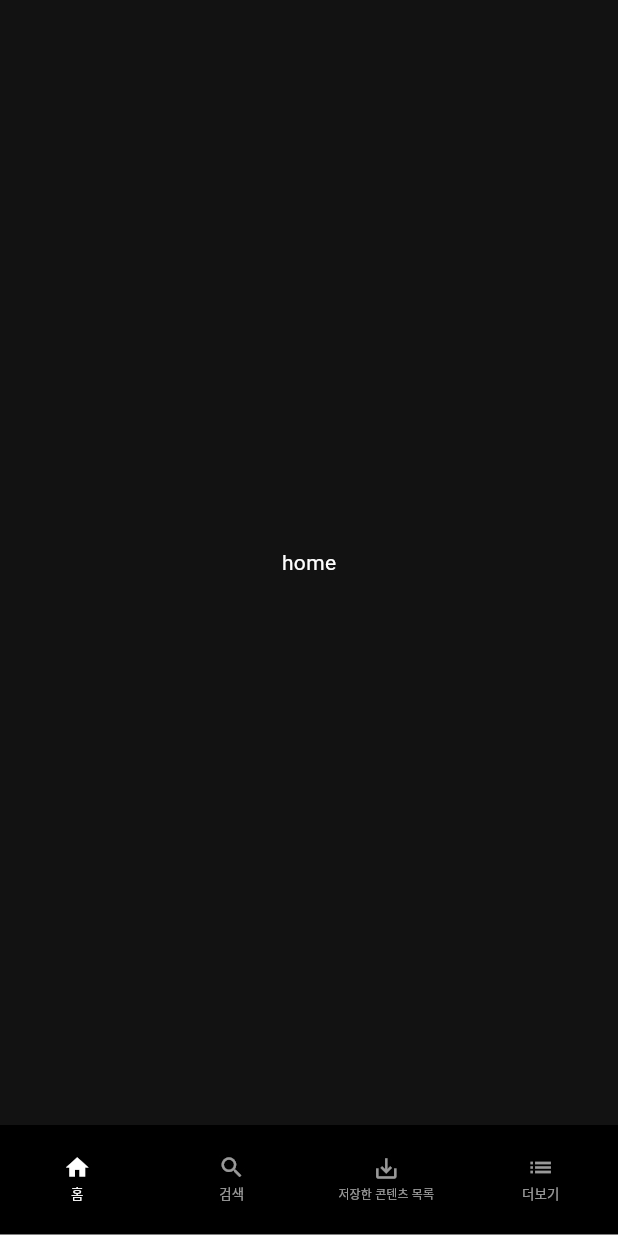
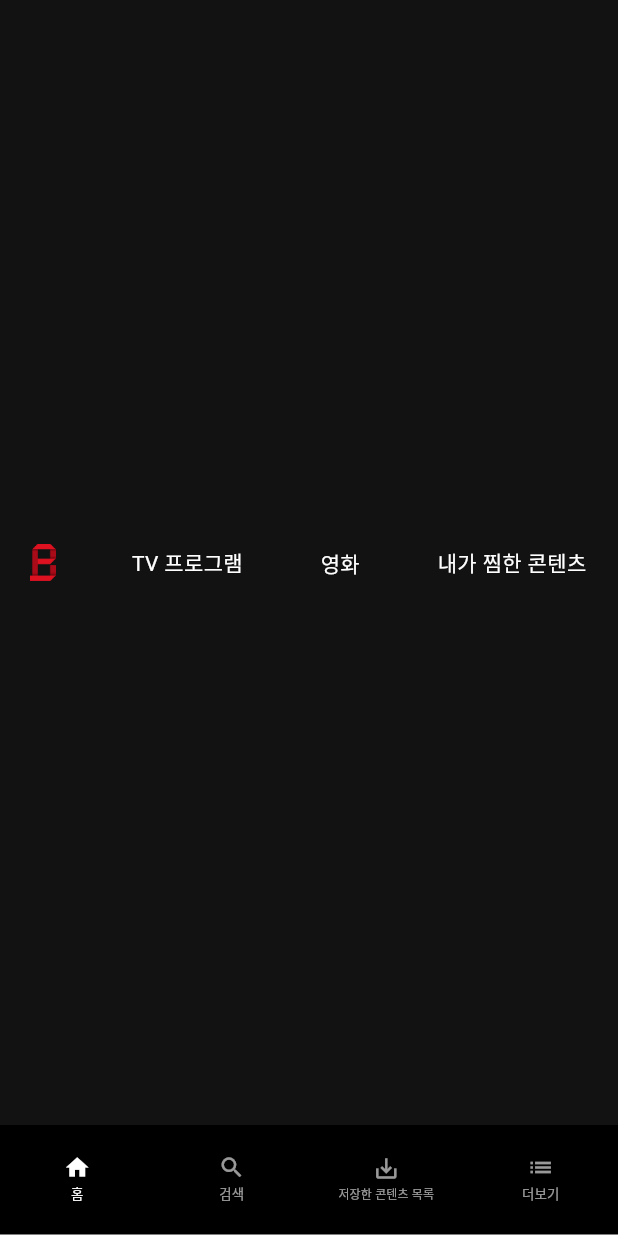
Before and after one commit to ChoiHoYong/flutter_netflix_clone, a Flutter app: the screen it shows after launch, on a phone screen of 412 x 824 dp. Run offline on Flutter 3.47's test engine with Material 3 defaults, Android fonts, the phone set to English and light mode, and no system bars.

Commit message:
홈 화면에 상단 바 추가 img import

```diff
--- a/lib/main.dart
+++ b/lib/main.dart
@@ -1,4 +1,5 @@
 import 'package:flutter/material.dart';
+import 'package:flutter_netflix_clone/screen/home_screen.dart';
 import 'package:flutter_netflix_clone/widget/bottom_bar.dart';
 
 void main() {
@@ -28,11 +29,7 @@ class _MyAppState extends State<MyApp> {
           body: TabBarView(
             physics: const NeverScrollableScrollPhysics(),
             children: <Widget>[
-              Container(
-                child: const Center(
-                  child: Text('home'),
-                ),
-              ),
+              const HomeScreen(),
               Container(
                 child: const Center(
                   child: Text('search'),
--- /dev/null
+++ b/lib/screen/home_screen.dart
@@ -0,0 +1,62 @@
+import 'package:flutter/material.dart';
+
+class HomeScreen extends StatefulWidget {
+  const HomeScreen({super.key});
+
+  @override
+  State<HomeScreen> createState() => _HomeScreenState();
+}
+
+class _HomeScreenState extends State<HomeScreen> {
+  @override
+  void initState() {
+    super.initState();
+  }
+
+  @override
+  Widget build(BuildContext context) {
+    return const TopBar();
+  }
+}
+
+class TopBar extends StatelessWidget {
+  const TopBar({super.key});
+
+  @override
+  Widget build(BuildContext context) {
+    return Container(
+      padding: const EdgeInsets.fromLTRB(20, 7, 20, 7),
+      child: Row(
+        mainAxisAlignment: MainAxisAlignment.spaceBetween,
+        children: <Widget>[
+          Image.asset(
+            'lib/images/bbongflix_logo.png',
+            fit: BoxFit.contain,
+            height: 25,
+          ),
+          Container(
+            padding: const EdgeInsets.only(right: 1),
+            child: const Text(
+              'TV 프로그램',
+              style: TextStyle(fontSize: 14),
+            ),
+          ),
+          Container(
+            padding: const EdgeInsets.only(right: 1),
+            child: const Text(
+              '영화',
+              style: TextStyle(fontSize: 14),
+            ),
+          ),
+          Container(
+            padding: const EdgeInsets.only(right: 1),
+            child: const Text(
+              '내가 찜한 콘텐츠',
+              style: TextStyle(fontSize: 14),
+            ),
+          ),
+        ],
+      ),
+    );
+  }
+}
```
Also changed, not shown: pubspec.yaml (+4 -3 lines), lib/images/bbongflix_logo.png (added).
